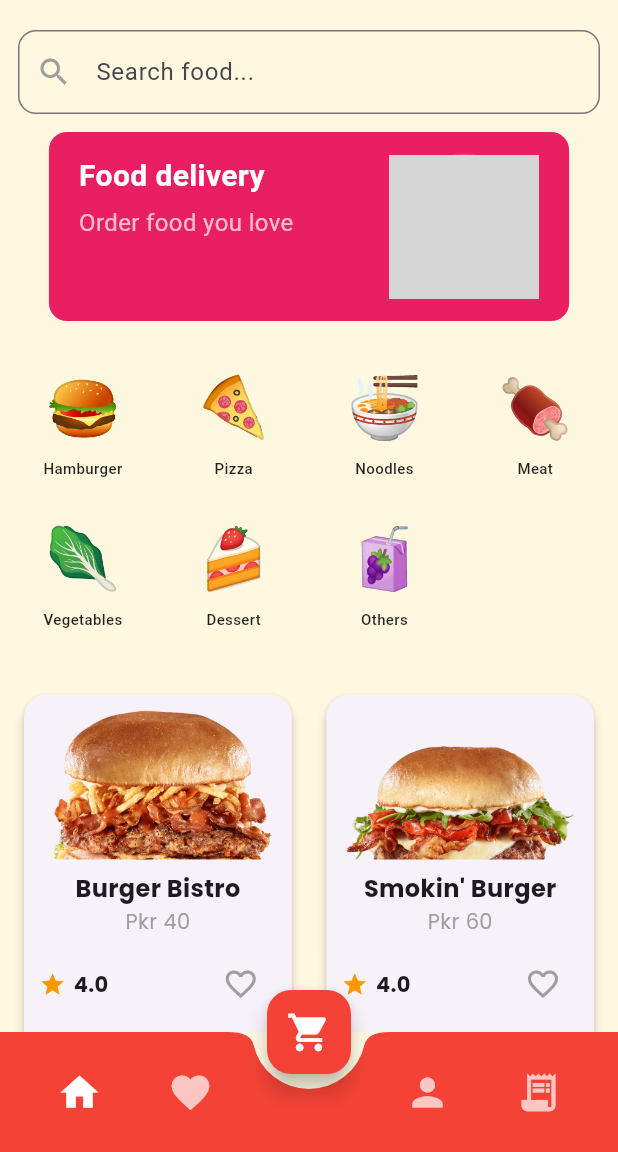
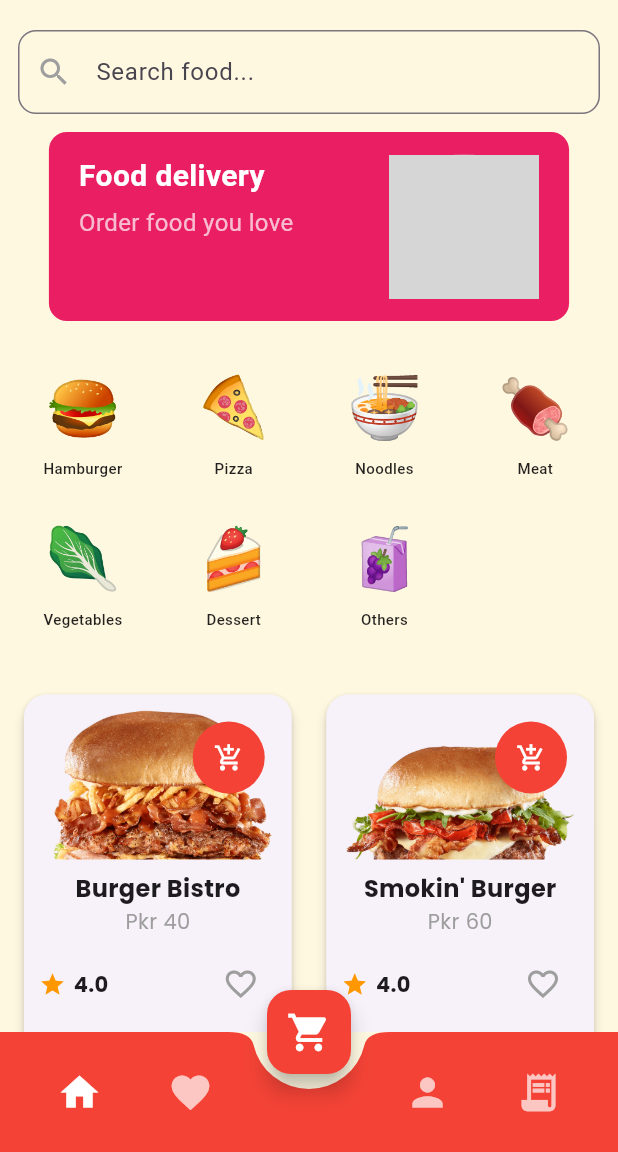
Before and after one commit to Awais007khan/unieaat, a Flutter app: the UserHome screen opened by its route, on a phone screen of 412 x 824 dp, the part 84-1236 px from its top. Run offline on Flutter 3.47's test engine with Material 3 defaults, Android fonts, the phone set to English and light mode, and no system bars; drawn by our look-alikes of carousel_slider; our stand-ins replace geocoding, geolocator, google_fonts, image_picker, lottie, shared_preferences and 1 more; accounts and stored records are empty; project files that could hold a hidden picture were left out; grey boxes are pictures that could not be loaded.

Commit message:
Update UserHome.dart

```diff
--- a/lib/UserHome.dart
+++ b/lib/UserHome.dart
@@ -461,11 +461,32 @@ class _UserHomeState extends State<UserHome> {
                         width: double.infinity,
                         height: 100,
                         fit: BoxFit.cover,
+                    ),
+                    ),
+
+                  ),
+                  Positioned(
+                    top: 8,
+                    right: 8,
+                    child: Container(
+                      decoration: BoxDecoration(
+                        color: Colors.red,
+                        shape: BoxShape.circle,
+                      ),
+                      child: IconButton(
+                        onPressed: () => _addToCart(item),
+                        icon: const Icon(
+                          Icons.add_shopping_cart,
+                          color: Colors.white,
+                        ),
+                        iconSize: 20,
                       ),
                     ),
                   ),
                 ],
               ),
+
+
               const SizedBox(height: 8),
               Text(
                 item['name'],
```
